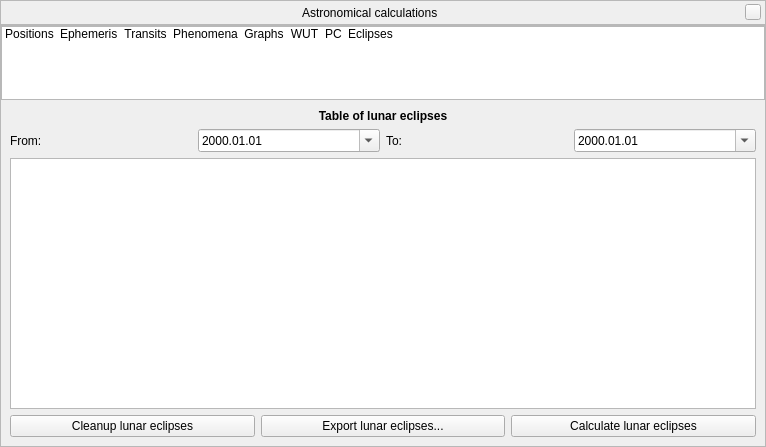
The window that src/gui/astroCalcDialog.ui (Stellarium/stellarium) describes before a commit, drawn with Qt 5.
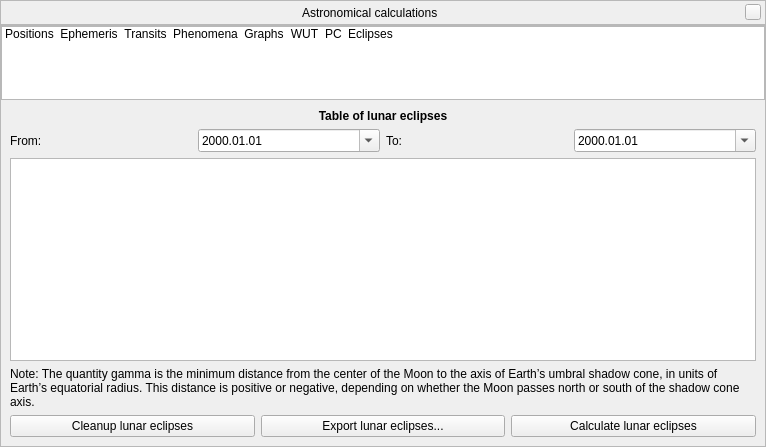
The same window after the commit. The open tabs and pages were chosen to show the change. Icons and pictures are not drawn. Custom widgets are drawn as their Qt base class.

```diff
--- a/src/gui/astroCalcDialog.ui
+++ b/src/gui/astroCalcDialog.ui
@@ -216,9 +216,6 @@
          <property name="text">
           <string>Ephemeris</string>
          </property>
-         <property name="textAlignment">
-          <set>AlignLeading|AlignVCenter</set>
-         </property>
          <property name="icon">
           <iconset>
            <normalon>:/graphicGui/tabEphemeris.png</normalon>
@@ -2543,6 +2540,16 @@
             </property>
            </widget>
           </item>
+          <item row="3" column="0">
+           <widget class="QLabel" name="gammaNoteLabel">
+            <property name="text">
+             <string>Note: The quantity gamma is the minimum distance from the center of the Moon to the axis of Earth’s umbral shadow cone, in units of Earth’s equatorial radius. This distance is positive or negative, depending on whether the Moon passes north or south of the shadow cone axis.</string>
+            </property>
+            <property name="wordWrap">
+             <bool>true</bool>
+            </property>
+           </widget>
+          </item>
          </layout>
         </widget>
        </widget>
```
Left out of the diff: 9 changed lines with no effect on the pictures.
